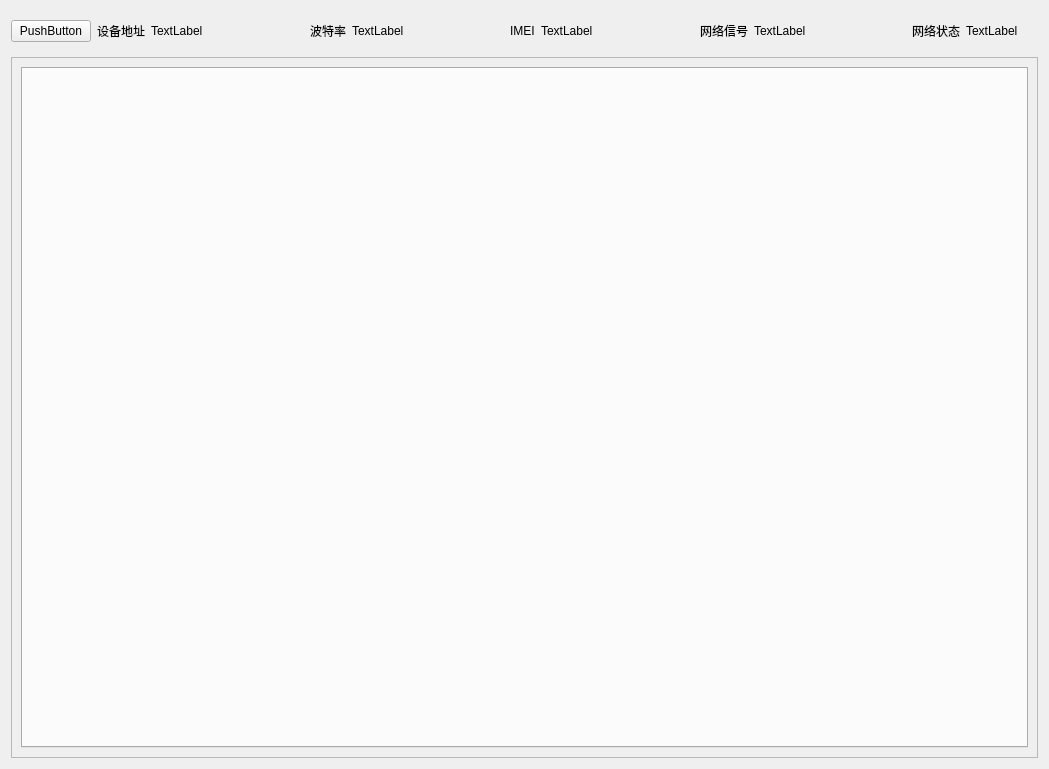
ren9696/QT, file ShowDataWindow.ui: the form before one commit.
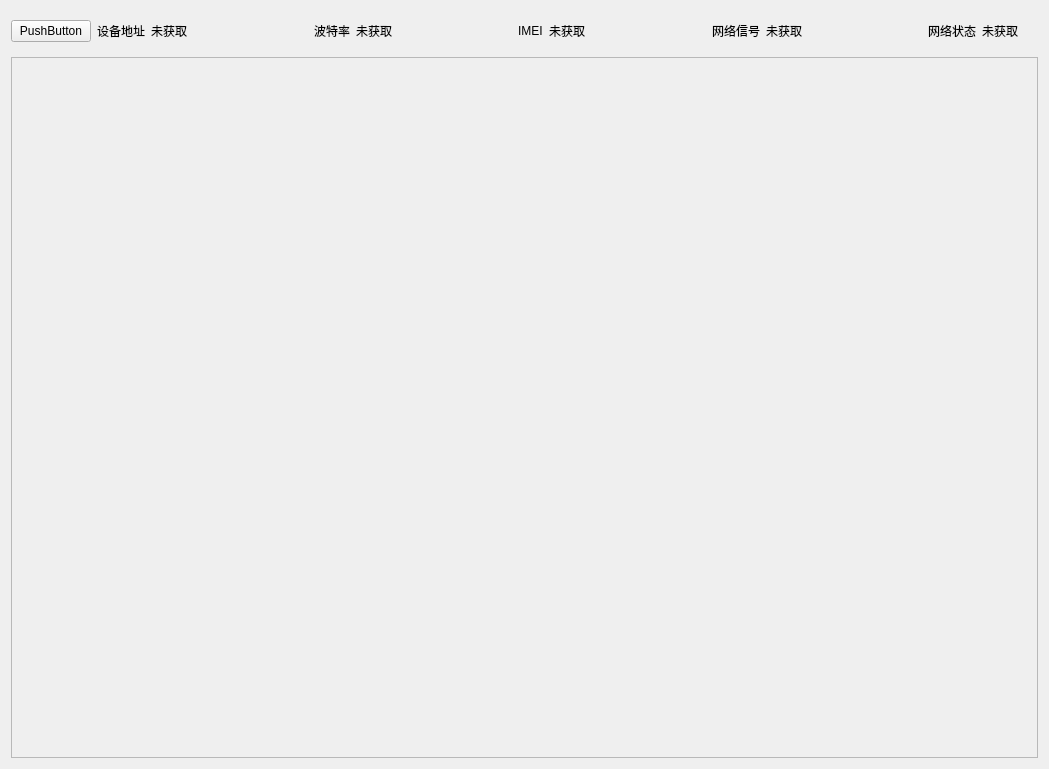
The form after the commit.

Commit message: 实现类通讯

```diff
--- a/ShowDataWindow.ui
+++ b/ShowDataWindow.ui
@@ -36,7 +36,7 @@
      <item>
       <widget class="QLabel" name="label_7">
        <property name="text">
-        <string>TextLabel</string>
+        <string>未获取</string>
        </property>
       </widget>
      </item>
@@ -63,7 +63,7 @@
      <item>
       <widget class="QLabel" name="label_6">
        <property name="text">
-        <string>TextLabel</string>
+        <string>未获取</string>
        </property>
       </widget>
      </item>
@@ -90,7 +90,7 @@
      <item>
       <widget class="QLabel" name="label_8">
        <property name="text">
-        <string>TextLabel</string>
+        <string>未获取</string>
        </property>
       </widget>
      </item>
@@ -117,7 +117,7 @@
      <item>
       <widget class="QLabel" name="label_9">
        <property name="text">
-        <string>TextLabel</string>
+        <string>未获取</string>
        </property>
       </widget>
      </item>
@@ -144,7 +144,7 @@
      <item>
       <widget class="QLabel" name="label_10">
        <property name="text">
-        <string>TextLabel</string>
+        <string>未获取</string>
        </property>
       </widget>
      </item>
@@ -180,15 +180,7 @@
         <height>701</height>
        </rect>
       </property>
-      <layout class="QVBoxLayout" name="verticalLayout_2">
-       <item>
-        <widget class="QTabWidget" name="tabWidget">
-         <property name="currentIndex">
-          <number>-1</number>
-         </property>
-        </widget>
-       </item>
-      </layout>
+      <layout class="QVBoxLayout" name="verticalLayout_2"/>
      </widget>
     </widget>
    </item>
```
The commit also changes 2 other files.
